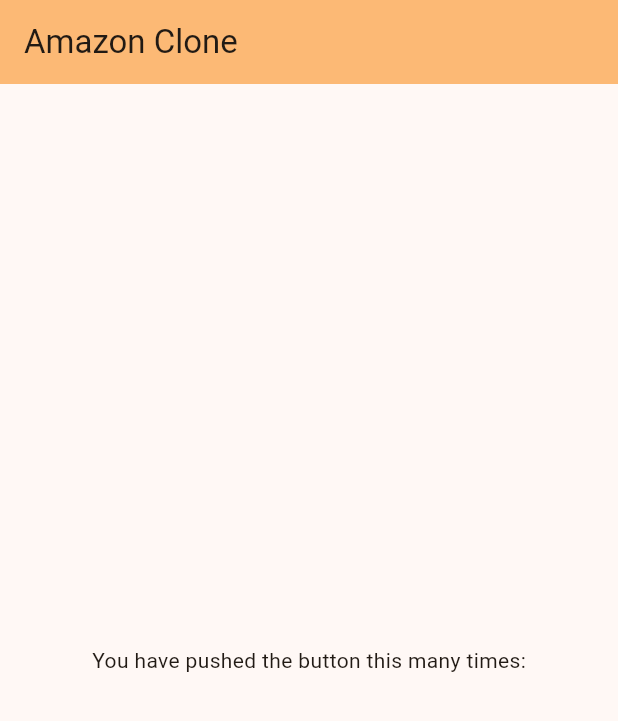
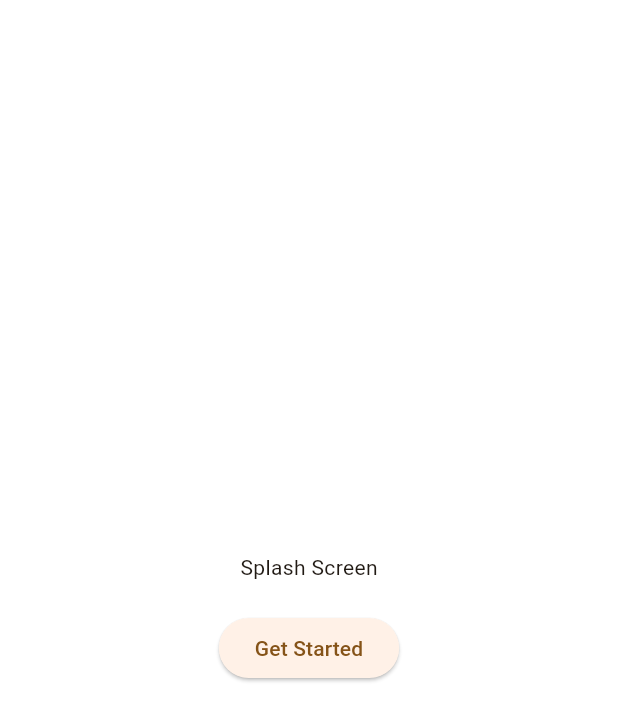
Before and after one commit to KayesAshfaQ/e_commerce_app_backend, a Flutter app: the screen it shows after launch, on a phone screen of 412 x 824 dp. Shown: the top 721 px of the screen. Run offline on Flutter 3.47's test engine with Material 3 defaults, Android fonts, the phone set to English and light mode, and no system bars.

Commit message:
app route implemented, splash & auth feature added

```diff
--- /dev/null
+++ b/lib/features/splash/screens/splash_screen.dart
@@ -0,0 +1,33 @@
+import 'package:flutter/material.dart';
+
+import '../../../route/route_path.dart';
+
+class SplashScreen extends StatefulWidget {
+  const SplashScreen({super.key});
+
+  @override
+  State<SplashScreen> createState() => _SplashScreenState();
+}
+
+class _SplashScreenState extends State<SplashScreen> {
+  @override
+  Widget build(BuildContext context) {
+    return Scaffold(
+      body: Center(
+        child: Column(
+          mainAxisAlignment: MainAxisAlignment.center,
+          children: [
+            const Text('Splash Screen'),
+            const SizedBox(height: 20),
+            ElevatedButton(
+              onPressed: () {
+                Navigator.pushNamed(context, RoutePath.auth);
+              },
+              child: const Text('Get Started'),
+            )
+          ],
+        ),
+      ),
+    );
+  }
+}
--- a/lib/home_page.dart
+++ b/lib/home_page.dart
@@ -16,6 +16,7 @@ class _HomePageState extends State<HomePage> {
       appBar: AppBar(
         backgroundColor: Theme.of(context).colorScheme.inversePrimary,
         title: const Text('Amazon Clone'),
+
       ),
       body: const Center(
         child: Column(
--- a/lib/main.dart
+++ b/lib/main.dart
@@ -1,7 +1,6 @@
 import 'package:amazon_clone/constants/global_variable.dart';
+import 'package:amazon_clone/route/router.dart';
 import 'package:flutter/material.dart';
-
-import 'home_page.dart';
 
 void main() {
   runApp(const MyApp());
@@ -15,12 +14,14 @@ class MyApp extends StatelessWidget {
     return MaterialApp(
       title: 'Flutter Demo',
       theme: ThemeData(
+        scaffoldBackgroundColor: GlobalVariables.backgroundColor,
         colorScheme: ColorScheme.fromSeed(
           seedColor: GlobalVariables.secondaryColor,
         ),
         useMaterial3: true,
       ),
-      home: const HomePage(),
+      onGenerateRoute: generateRoute,
+      //home: const HomePage(),
     );
   }
 }
--- /dev/null
+++ b/lib/route/route_path.dart
@@ -0,0 +1,5 @@
+class RoutePath {
+  static const String splash = '/';
+  static const String auth = '/auth';
+
+}
--- /dev/null
+++ b/lib/route/router.dart
@@ -0,0 +1,26 @@
+import 'package:amazon_clone/features/splash/screens/splash_screen.dart';
+import 'package:amazon_clone/route/route_path.dart';
+import 'package:flutter/material.dart';
+
+import '../features/auth/screens/auth_screen.dart';
+
+Route<dynamic> generateRoute(RouteSettings settings) {
+  switch (settings.name) {
+    case RoutePath.splash:
+      return MaterialPageRoute(
+        builder: (_) => const SplashScreen(),
+      );
+    case RoutePath.auth:
+      return MaterialPageRoute(
+        builder: (_) => const AuthScreen(),
+      );
+    default:
+      return MaterialPageRoute(
+        builder: (_) => Scaffold(
+          body: Center(
+            child: Text('No route defined for ${settings.name}'),
+          ),
+        ),
+      );
+  }
+}
```
Also changed, not shown: lib/features/auth/screens/auth_screen.dart (added, +23 -0 lines).
